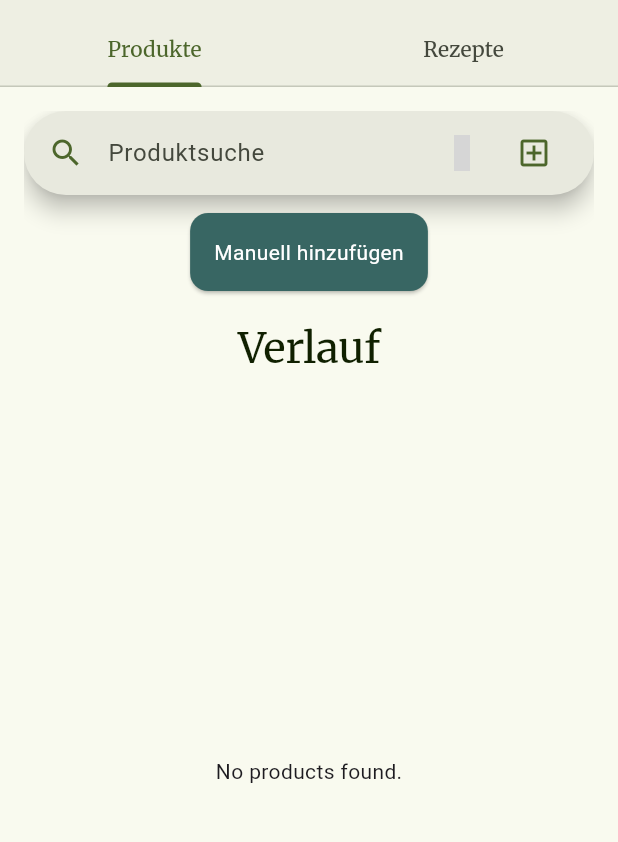
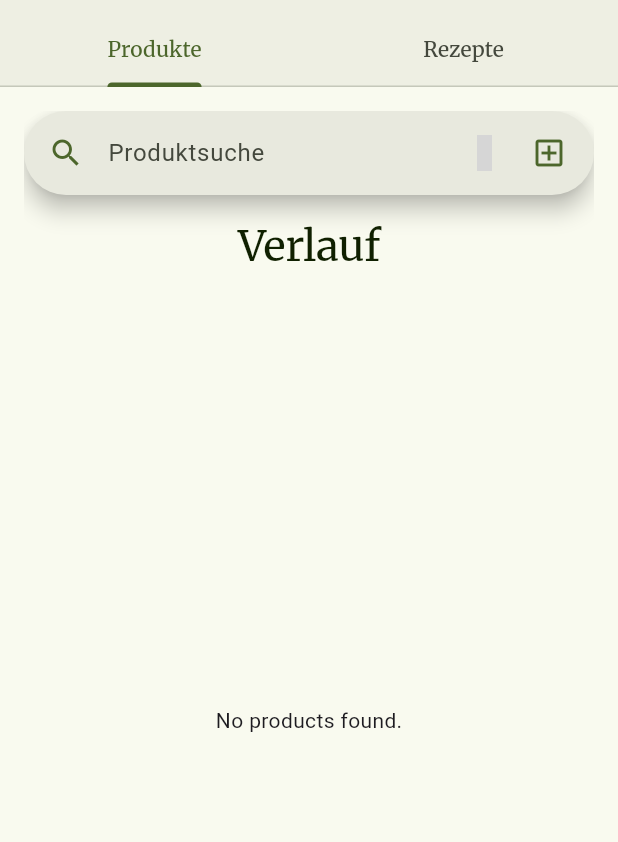
Before and after one commit to Looby72/food_tracker, a Flutter app: the AddFoodScreen screen opened by its route, on a phone screen of 412 x 824 dp, the part 69-911 px from its top. Run offline on Flutter 3.47's test engine with Material 3 defaults, Android fonts, the phone set to English and light mode, and no system bars; our stand-ins replace google_fonts, material_symbols_icons, shared_preferences; missing offline and left inert: barcode_scan2, openfoodfacts; accounts and stored records are empty; generated files the repository leaves out were written again; grey boxes are pictures that could not be loaded.

Commit message:
feature(search-bar): Refactor product display components and enhance search functionality

```diff
--- a/lib/ui/screens/add_food_screen.dart
+++ b/lib/ui/screens/add_food_screen.dart
@@ -1,6 +1,5 @@
 import 'package:flutter/material.dart';
 
-import '../../data/routes.dart';
 import '../widgets/search_bar_widget.dart';
 import '../widgets/stored_products_widget.dart';
 import 'base_screen.dart';
@@ -23,34 +22,11 @@ class AddFoodScreen extends StatelessWidget {
         ),
         body: TabBarView(
           children: [
-            Column(
+            const Column(
               children: [
-                const ProductSearch(),
-                const SizedBox(height: 8.0),
-                Row(
-                  mainAxisAlignment: MainAxisAlignment.spaceEvenly,
-                  crossAxisAlignment: CrossAxisAlignment.start,
-                  children: [
-                    Card(
-                      color: Theme.of(context).colorScheme.tertiary,
-                      child: InkWell(
-                        onTap: () {
-                          Navigator.pushNamed(context, Routes.createProduct);
-                        },
-                        child: Padding(
-                          padding: const EdgeInsets.all(16.0),
-                          child: Text('Manuell hinzufügen',
-                              style: TextStyle(
-                                  color: Theme.of(context)
-                                      .colorScheme
-                                      .onTertiary)),
-                        ),
-                      ),
-                    ),
-                  ],
-                ),
-                const SizedBox(height: 16.0),
-                const Expanded(
+                ProductSearch(),
+                SizedBox(height: 16.0),
+                Expanded(
                   child: StoredProductsWidget(),
                 ),
               ],
--- a/lib/ui/widgets/search_bar_widget.dart
+++ b/lib/ui/widgets/search_bar_widget.dart
@@ -6,6 +6,7 @@ import '../../data/internal_product.dart';
 import '../../data/product_query.dart';
 import '../../data/routes.dart';
 import 'barcode_scanner_widget.dart';
+import 'product_image_widget.dart';
 
 const Duration debounceDuration = Duration(milliseconds: 500);
 
@@ -52,12 +53,19 @@ class _ProductSearchState extends State<ProductSearch> {
         barLeading:
             Icon(Icons.search, color: Theme.of(context).colorScheme.primary),
         barTrailing: <Widget>[
-          const BarcodeScannerWidget(),
-          IconButton(
+          Transform.translate(
+            offset: const Offset(15, 0),
+            child: const BarcodeScannerWidget(),
+          ),
+          Transform.translate(
+            offset: const Offset(10, 0),
+            child: IconButton(
               onPressed: () =>
                   Navigator.pushNamed(context, Routes.createProduct),
               icon: Icon(Icons.add_box_outlined,
-                  color: Theme.of(context).colorScheme.primary)),
+                  color: Theme.of(context).colorScheme.primary),
+            ),
+          ),
         ],
         suggestionsBuilder:
             (BuildContext context, SearchController controller) async {
@@ -69,12 +77,20 @@ class _ProductSearchState extends State<ProductSearch> {
           }
 
           _lastOptions = options.map((Product product) {
-            return ListTile(
-              title: Text(product.productName ?? 'No name'),
-              subtitle: Text(product.brands ?? 'No brand'),
-              leading: product.imageFrontUrl != null
-                  ? Image.network(product.imageFrontUrl!)
-                  : null,
+            return Container(
+              decoration: BoxDecoration(
+                color: Theme.of(context).colorScheme.surfaceContainerHigh,
+                borderRadius: BorderRadius.circular(5.0),
+              ),
+              child: ListTile(
+                title: Text(product.productName ?? 'Unbekanntes Produkt',
+                    overflow: TextOverflow.ellipsis),
+                subtitle: Text(
+                  product.brands ?? '',
+                  overflow: TextOverflow.ellipsis,
+                ),
+                leading: ProductImg(
+                    imageUrl: product.imageFrontUrl, width: 50, height: 50),
                 onTap: () {
                   final InternalProduct internalProduct =
                       InternalProduct.fromProduct(product: product);
@@ -84,6 +100,7 @@ class _ProductSearchState extends State<ProductSearch> {
                     arguments: internalProduct,
                   );
                 },
+              ),
             );
           });
 
--- a/lib/ui/widgets/stored_products_widget.dart
+++ b/lib/ui/widgets/stored_products_widget.dart
@@ -52,6 +52,7 @@ class StoredProductsWidget extends StatelessWidget {
                                       Theme.of(context).colorScheme.onSurface),
                         ),
                         subtitle: Text(product.brand ?? '',
+                            overflow: TextOverflow.ellipsis,
                             style: Theme.of(context)
                                 .textTheme
                                 .bodyMedium
```
Also changed, not shown: lib/ui/screens/product_detail_screen.dart (+7 -11 lines), lib/ui/widgets/product_image_widget.dart (added, +37 -0 lines). Lines whose indentation alone changed are shown as unchanged.
